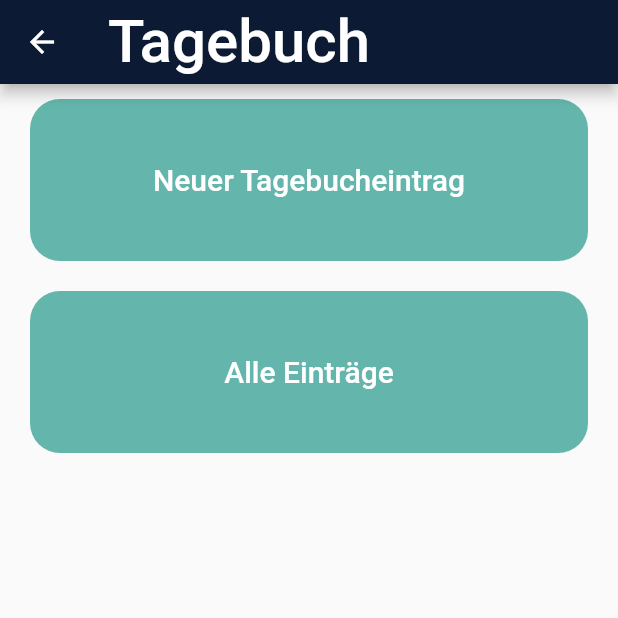
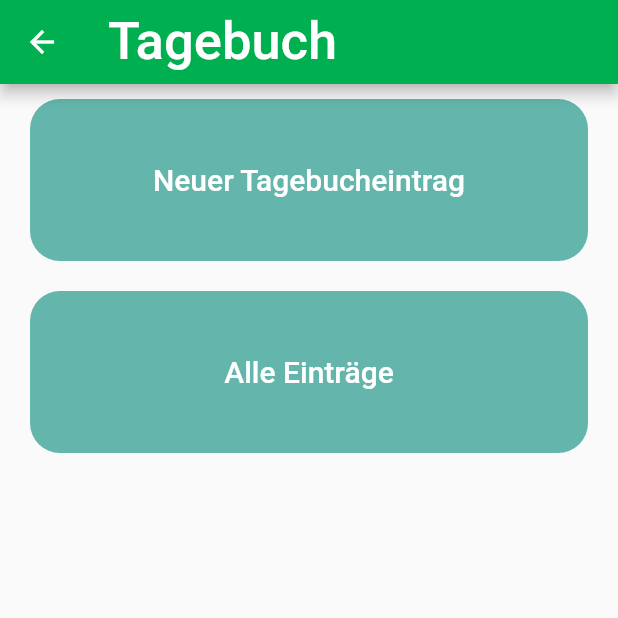
Before and after one commit to Frederik-Roeckle/casestudy, a Flutter app: the screen it shows after launch, after a tap on "Tagebuch", on a phone screen of 412 x 824 dp, the top half of it. Run offline on Flutter 3.47's test engine with Material 2 defaults, Android fonts, the phone set to English and light mode, and no system bars; our stand-ins replace sqflite; accounts and stored records are empty; Roboto replaces fonts that are missing (Bahnschrift).

Commit message:
Changed Styling to new color scheme

```diff
--- a/lib/homescreen.dart
+++ b/lib/homescreen.dart
@@ -25,9 +25,9 @@ class HomescreenList extends StatelessWidget {
         child: Container(
           padding: EdgeInsets.all(30.0),
           decoration: BoxDecoration(
-              color: Styles.tileColor,
+              color: Styles.strongGreen,
               borderRadius: BorderRadius.all(Radius.circular(20))),
-          child: new FlatButton(
+          child: new TextButton(
               onPressed: () => Navigator.pushNamed(context, route),
               child: new Text(funktion, style: Styles.textDefault)),
         ));
--- a/lib/main.dart
+++ b/lib/main.dart
@@ -5,6 +5,7 @@ import 'package:flutter_app_casestudy/Physiotherapie.dart';
 import 'package:flutter_app_casestudy/Tagebuch/Tagebuch.dart';
 import 'package:flutter_app_casestudy/Tagebuch/NeuerEintrag.dart';
 import 'package:flutter_app_casestudy/Tagebuch/Tagebucheintraege.dart';
+import 'package:flutter_app_casestudy/Tagebuch/EintragBearbeiten.dart';
 import 'homescreen.dart';
 import 'Kalender.dart';
 
@@ -20,6 +21,7 @@ void main() {
       '/Tagebuch': (context) => Tagebuch(),
       '/NeuerEintrag': (context) => NeuerEintrag(),
       '/Tagebucheintraege': (context) => Tagebucheintraege(),
+      '/EintragBearbeiten': (context) => EintragBearbeiten(),
     },
   ));
 }
--- a/lib/styles.dart
+++ b/lib/styles.dart
@@ -1,13 +1,19 @@
 import 'package:flutter/material.dart';
 
 class Styles {
-  static const _textSizeLarge = 40.0;
+  static const _textSizeLarge = 35.0;
   static const _textSizeDefault = 20.0;
   static final Color _textColorStrong = _hexToColor('FFFFFF');
   static final Color _textColorDefault = _hexToColor('FFFFFF');
+  static final String _fontNameDefault = 'Bahnschrift';
+
   static final Color tileColor = Color(0xff64B6AC);
-  static final Color appBarColor = Color(0xff0C1B33);
-  static final String _fontNameDefault = 'Bahnschrift';
+  static final Color appBarColor = Color(0xFF00B050);
+  static final Color strongGreen = Color(0xFF00B050);
+  static final Color lightGreen = Color(0xFF00CC5C);
+  static final Color white = Color(0xFFFCFCFF);
+  static final Color lightGrey = Color(0xFFA6A6A6);
+  static final Color strongGrey = Color(0xFF7C7C7C);
 
   static final navBarTitle = TextStyle(fontFamily: _fontNameDefault);
 
```
